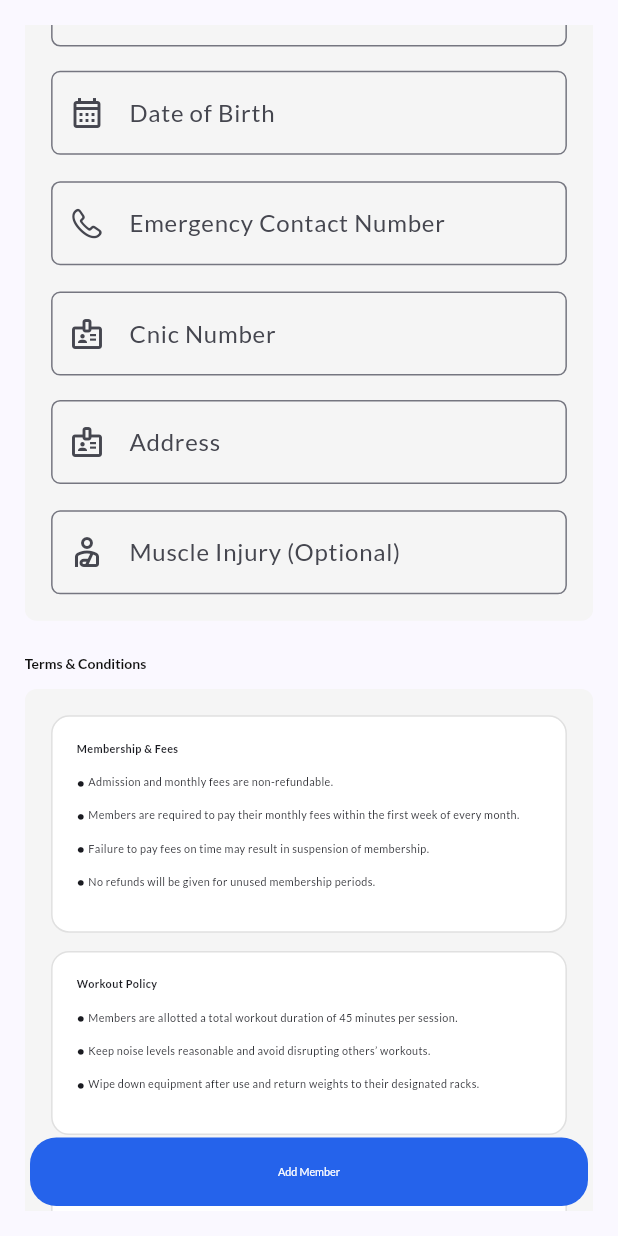
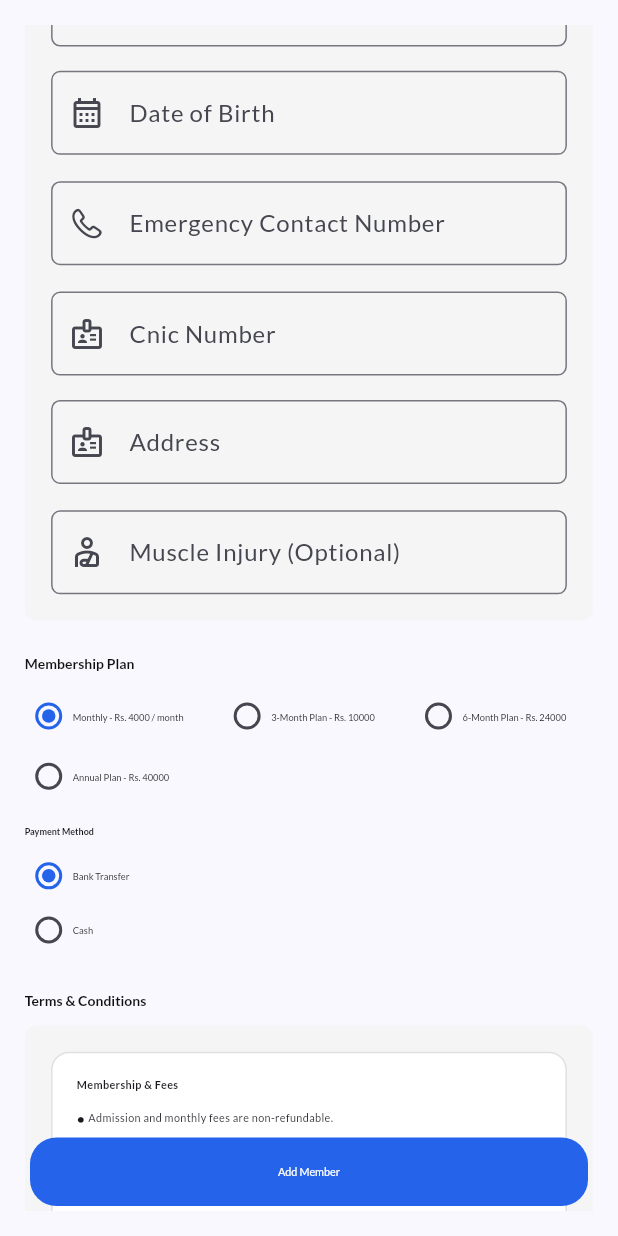
Before and after one commit to rohaan44/SthenosGymApp, a Flutter app: the AddMemberScreen screen opened by its route, scrolled down 576 dp, on a phone screen of 412 x 824 dp. Run offline on Flutter 3.47's test engine with Material 3 defaults, Android fonts, the light colour scheme and no system bars; our stand-ins replace camera, cloud_firestore, firebase_auth, firebase_core, image_picker, permission_handler and 1 more; missing offline and left inert: blue_thermal_printer, cloudinary_public, dart:html; accounts and stored records are empty.

Commit message:
edit screen provider set get data ..

```diff
--- a/lib/screens/member/add_member_screen.dart
+++ b/lib/screens/member/add_member_screen.dart
@@ -268,6 +268,90 @@ class AddMemberScreen extends StatelessWidget {
                                 ],
                               ),
                             ),
+                            // ── Membership Plan ──────────────────────────────
+                            // Rebuilds when membership selection changes
+                            _sectionTitle('Membership Plan'),
+                            Consumer<AddMemberProvider>(
+                              builder: (_, p, __) => Wrap(
+                                spacing: cw(24),
+                                runSpacing: ch(4),
+                                children: AddMemberProvider.membershipPlans
+                                    .map(
+                                      (plan) => _radioOption<String>(
+                                        title: plan,
+                                        value: plan,
+                                        groupValue: p.membership,
+                                        onChanged: (v) => p.setMembership(v!),
+                                      ),
+                                    )
+                                    .toList(),
+                              ),
+                            ),
+
+                            // ── Payment Details ──────────────────────────────
+                            // Rebuilds when payment method / billing changes
+                            SizedBox(height: ch(16)),
+
+                            Consumer<AddMemberProvider>(
+                              builder: (_, p, __) => _ResponsiveRow(
+                                gap: cw(24),
+                                crossAxisAlignmentStart: true,
+                                children: [
+                                  Column(
+                                    crossAxisAlignment:
+                                        CrossAxisAlignment.start,
+                                    children: [
+                                      AppText(
+                                        txt: 'Payment Method',
+                                        fontWeight: FontWeight.bold,
+                                        fontSize: AppFontSize.f15,
+                                      ),
+                                      SizedBox(height: ch(8)),
+                                      ...AddMemberProvider.paymentMethods.map(
+                                        (m) => _radioOption<String>(
+                                          title: m,
+                                          value: m,
+                                          groupValue: p.paymentMethod,
+                                          onChanged: (v) =>
+                                              p.setPaymentMethod(v!),
+                                        ),
+                                      ),
+                                    ],
+                                  ),
+                                  // Column(
+                                  //   crossAxisAlignment: CrossAxisAlignment.start,
+                                  //   children: [
+                                  //     AppText(
+                                  //       txt: 'Billing Frequency',
+                                  //       fontWeight: FontWeight.bold,
+                                  //       fontSize: AppFontSize.f15,
+                                  //     ),
+                                  //     SizedBox(height: ch(8)),
+                                  //     ...AddMemberProvider.billingFrequencies.map(
+                                  //       (m) => _radioOption<String>(
+                                  //         title: m,
+                                  //         value: m,
+                                  //         groupValue: p.billingFrequency,
+                                  //         onChanged: (v) =>
+                                  //             p.setBillingFrequency(v!),
+                                  //       ),
+                                  //     ),
+                                  //   ],
+                                  // ),
+                                  // Column(
+                                  //   crossAxisAlignment: CrossAxisAlignment.start,
+                                  //   children: [
+                                  //     _dateField(
+                                  //       context: context,
+                                  //       label: 'Preferred Start Date',
+                                  //       controller: p.startDateCtrl,
+                                  //     ),
+                                  //   ],
+                                  // ),
+                                ],
+                              ),
+                            ),
+
                             _sectionTitle('Terms & Conditions'),
 
                             Container(
@@ -356,26 +440,6 @@ class AddMemberScreen extends StatelessWidget {
                             //   child: TermsAndConditionsScreen(),
                             // ),
 
-                            // ── Membership Plan ──────────────────────────────
-                            // Rebuilds when membership selection changes
-                            _sectionTitle('Membership Plan'),
-                            Consumer<AddMemberProvider>(
-                              builder: (_, p, __) => Wrap(
-                                spacing: cw(24),
-                                runSpacing: ch(4),
-                                children: AddMemberProvider.membershipPlans
-                                    .map(
-                                      (plan) => _radioOption<String>(
-                                        title: plan,
-                                        value: plan,
-                                        groupValue: p.membership,
-                                        onChanged: (v) => p.setMembership(v!),
-                                      ),
-                                    )
-                                    .toList(),
-                              ),
-                            ),
-
                             // ── Fitness Goals & Add-Ons ──────────────────────
                             // Rebuilds when checkboxes change
                             // SizedBox(height: ch(8)),
@@ -447,69 +511,6 @@ class AddMemberScreen extends StatelessWidget {
                             //     ],
                             //   ),
                             // ),
-
-                            // ── Payment Details ──────────────────────────────
-                            // Rebuilds when payment method / billing changes
-                            SizedBox(height: ch(16)),
-                            Consumer<AddMemberProvider>(
-                              builder: (_, p, __) => _ResponsiveRow(
-                                gap: cw(24),
-                                crossAxisAlignmentStart: true,
-                                children: [
-                                  Column(
-                                    crossAxisAlignment:
-                                        CrossAxisAlignment.start,
-                                    children: [
-                                      AppText(
-                                        txt: 'Payment Method',
-                                        fontWeight: FontWeight.bold,
-                                        fontSize: AppFontSize.f15,
-                                      ),
-                                      SizedBox(height: ch(8)),
-                                      ...AddMemberProvider.paymentMethods.map(
-                                        (m) => _radioOption<String>(
-                                          title: m,
-                                          value: m,
-                                          groupValue: p.paymentMethod,
-                                          onChanged: (v) =>
-                                              p.setPaymentMethod(v!),
-                                        ),
-                                      ),
-                                    ],
-                                  ),
-                                  // Column(
-                                  //   crossAxisAlignment: CrossAxisAlignment.start,
-                                  //   children: [
-                                  //     AppText(
-                                  //       txt: 'Billing Frequency',
-                                  //       fontWeight: FontWeight.bold,
-                                  //       fontSize: AppFontSize.f15,
-                                  //     ),
-                                  //     SizedBox(height: ch(8)),
-                                  //     ...AddMemberProvider.billingFrequencies.map(
-                                  //       (m) => _radioOption<String>(
-                                  //         title: m,
-                                  //         value: m,
-                                  //         groupValue: p.billingFrequency,
-                                  //         onChanged: (v) =>
-                                  //             p.setBillingFrequency(v!),
-                                  //       ),
-                                  //     ),
-                                  //   ],
-                                  // ),
-                                  // Column(
-                                  //   crossAxisAlignment: CrossAxisAlignment.start,
-                                  //   children: [
-                                  //     _dateField(
-                                  //       context: context,
-                                  //       label: 'Preferred Start Date',
-                                  //       controller: p.startDateCtrl,
-                                  //     ),
-                                  //   ],
-                                  // ),
-                                ],
-                              ),
-                            ),
                             SizedBox(height: ch(100)),
                             // ── Terms & Signature ────────────────────────────
                             // Static text + static input fields — no Consumer needed
--- a/lib/ui/routes/app_routes.dart
+++ b/lib/ui/routes/app_routes.dart
@@ -2,4 +2,5 @@ class AppRoutes {
   static const String loginView = '/loginView ';
   static const String membersScreen = '/membersScreen';
   static const String addMemberScreen = '/addMemberScreen';
+  static const String editMemberScreen = '/editMemberScreen';
 }
--- a/lib/ui/routes/routes.dart
+++ b/lib/ui/routes/routes.dart
@@ -1,5 +1,7 @@
 import 'package:app/providers/members/add_member_provider.dart';
+import 'package:app/providers/members/edit_member_provider.dart';
 import 'package:app/screens/member/add_member_screen.dart';
+import 'package:app/screens/member/edit_member_screen.dart';
 import 'package:app/screens/member/members_screen.dart';
 
 import 'package:flutter/material.dart';
@@ -15,17 +17,19 @@ class AppRouter {
       //     builder: (_) => const LoginView(),
       //   );
       case AppRoutes.membersScreen:
-        return MaterialPageRoute(
-          builder: (_) => const MembersScreen(),
-        );
+        return MaterialPageRoute(builder: (_) => const MembersScreen());
       case AppRoutes.addMemberScreen:
-        // ChangeNotifierProvider is scoped to this route:
-        // AddMemberProvider (and all its TextEditingControllers) is created
-        // fresh when the screen opens and disposed when the user pops back.
         return MaterialPageRoute(
           builder: (_) => ChangeNotifierProvider(
             create: (_) => AddMemberProvider(),
             child: const AddMemberScreen(),
+          ),
+        );
+      case AppRoutes.editMemberScreen:
+        return MaterialPageRoute(
+          builder: (_) => ChangeNotifierProvider(
+            create: (_) => EditMemberProvider(),
+            child: const EditMemberScreen(),
           ),
         );
       // case AppRoutes.splashScreen:
@@ -34,9 +38,8 @@ class AppRouter {
       //   );
       default:
         return MaterialPageRoute(
-          builder: (_) => const Scaffold(
-            body: Center(child: Text('Error: Unknown route')),
-          ),
+          builder: (_) =>
+              const Scaffold(body: Center(child: Text('Error: Unknown route'))),
         );
     }
   }
```
Also changed, not shown: lib/providers/members/edit_member_provider.dart (+12 -1 lines), lib/providers/members/members_provider.dart (+9 -1 lines), lib/screens/member/edit_member_screen.dart (+29 -2 lines), lib/screens/member/members_screen.dart (+32 -0 lines).
